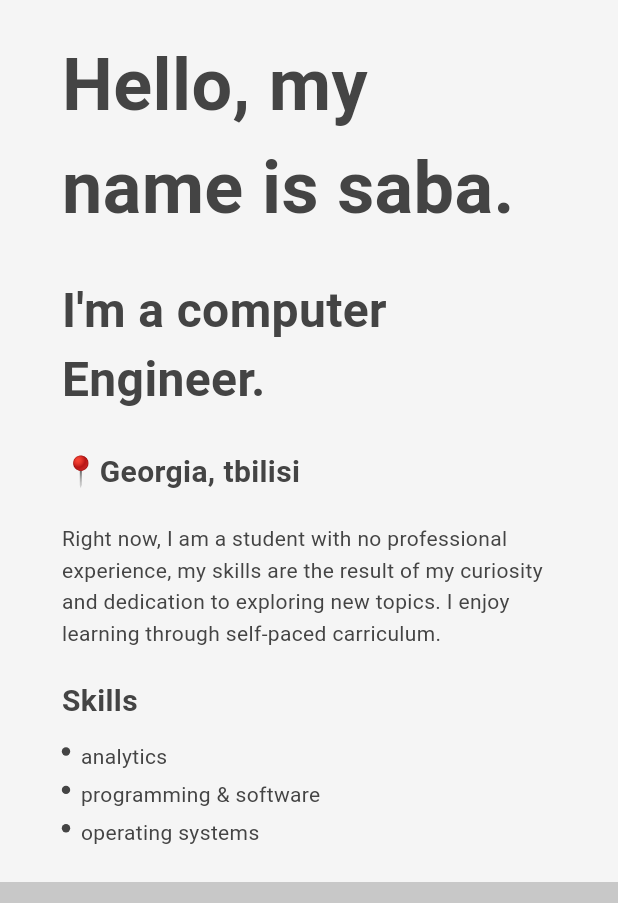
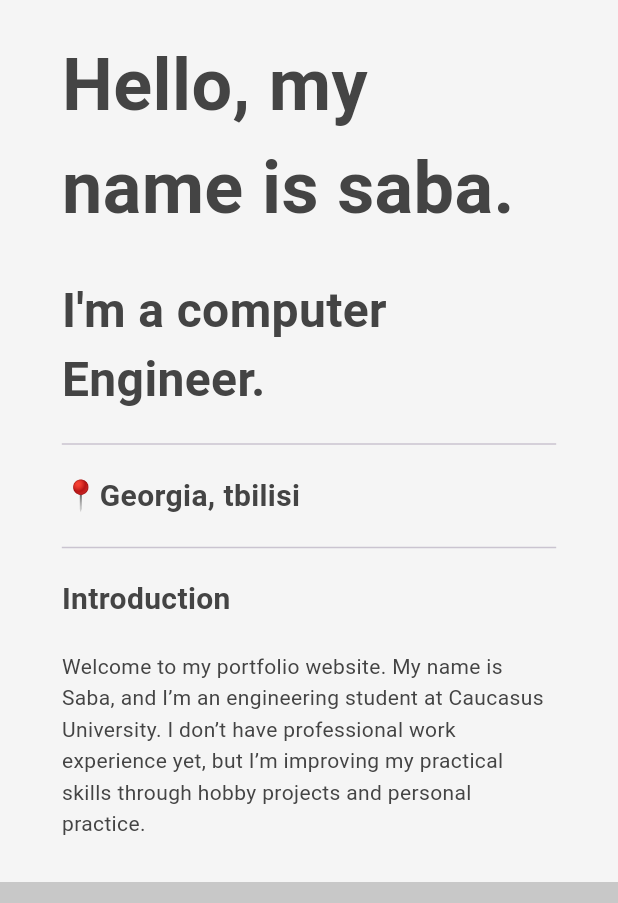
Before and after one commit to dia3dze/dia3dze, a Flutter app: the screen it shows after launch, on a phone screen of 412 x 824 dp, the part 84-987 px from its top. Run offline on Flutter 3.47's test engine with Material 3 defaults, Android fonts, the phone set to English and light mode, and no system bars.

Commit message:
rewrote main page content

```diff
--- a/lib/pages/home_page.dart
+++ b/lib/pages/home_page.dart
@@ -11,14 +11,26 @@ class HomePage extends StatelessWidget {
       children: [
         Header(label: "Hello, my name is saba.", level: 1),
         Header(label: "I'm a computer Engineer.", level: 2),
+        Divider(),
         Header(label: "📍Georgia, tbilisi", level: 4),
+        Divider(),
+        Header(label: "Introduction", level: 4),
         Paragraph(
           text:
-              "Right now, I am a student with no professional experience, my skills are the result of my curiosity and dedication to exploring new topics. I enjoy learning through self-paced carriculum.",
+              "Welcome to my portfolio website. My name is Saba, and I’m an engineering student at Caucasus University. I don’t have professional work experience yet, but I’m improving my practical skills through hobby projects and personal practice.",
         ),
+        Paragraph(
+          text:
+              "This website is both a way to practice my programming skills and a place to document my most meaningful projects, focusing on the areas I’m most interested in pursuing further.",
+        ),
+        Divider(),
         Header(label: "Skills", level: 4),
         UnorderedList(
-          items: ["analytics", "programming & software", "operating systems"],
+          items: [
+            "Analytics & Data Visualization: R, Python, Excel",
+            "Programming & Software: Dart, Html/Css, Javascript",
+            "Operating Systems: Bash scripting, system configuration, system monitoring",
+          ],
         ),
       ],
     );
```
